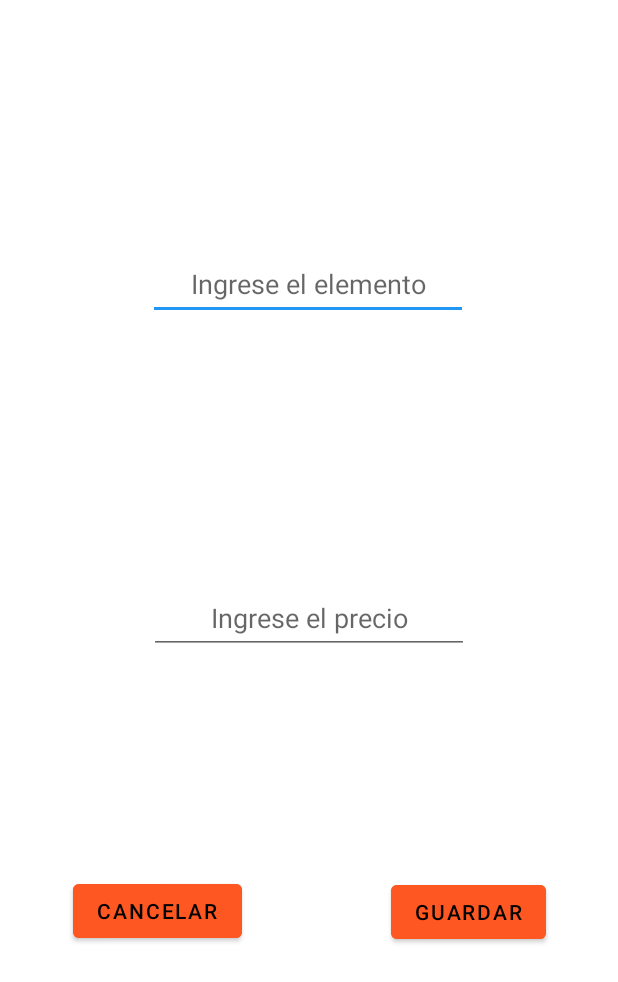
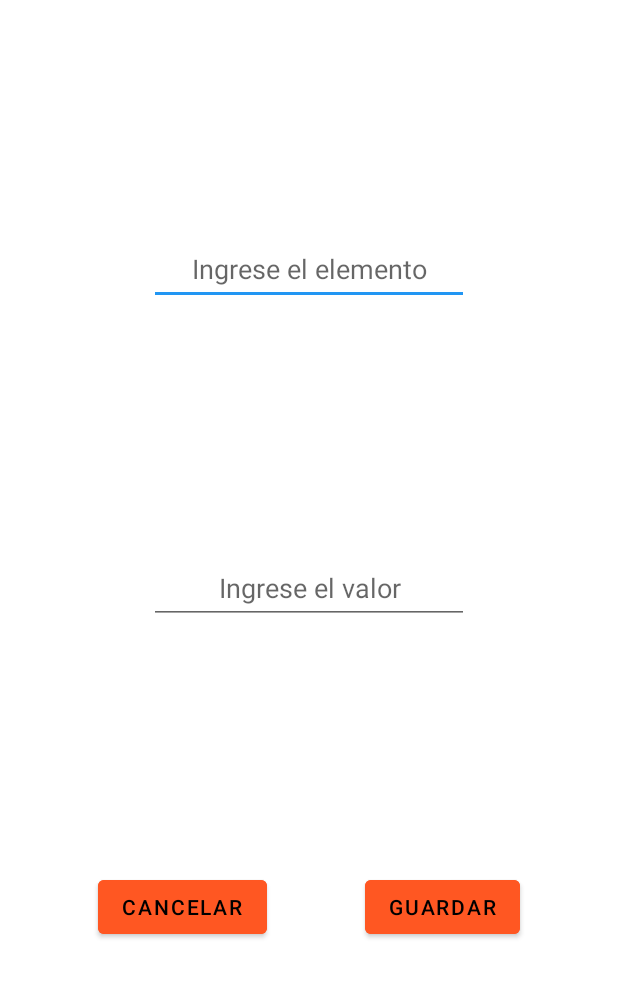
Before and after one commit to JCAvila2/Product-List, an Android app: the agregarElementos screen opened directly, with no data from a screen before it, on a phone screen of 412 x 824 dp. Shown: the top 982 px of the screen. Run offline under Robolectric (Android 15) with nearby library versions, the phone set to English and light mode, and no system bars.

Commit message:
Botones en la pagina de agregar elementos modificados

```diff
--- a/app/src/main/res/layout/agregar_elementos.xml
+++ b/app/src/main/res/layout/agregar_elementos.xml
@@ -11,6 +11,7 @@
         android:id="@+id/elemento_entrada"
         android:layout_width="wrap_content"
         android:layout_height="wrap_content"
+        android:autofillHints=""
         android:ems="10"
         android:gravity="center"
         android:hint="Ingrese el elemento"
@@ -18,35 +19,37 @@
         android:minHeight="48dp"
         app:layout_constraintBottom_toBottomOf="parent"
         app:layout_constraintEnd_toEndOf="parent"
-        app:layout_constraintHorizontal_bias="0.497"
         app:layout_constraintStart_toStartOf="parent"
         app:layout_constraintTop_toTopOf="parent"
-        app:layout_constraintVertical_bias="0.213" />
+        app:layout_constraintVertical_bias="0.19999999"
+        tools:ignore="TextContrastCheck" />
 
     <EditText
         android:id="@+id/precio_entrada"
         android:layout_width="wrap_content"
         android:layout_height="wrap_content"
+        android:autofillHints=""
         android:ems="10"
         android:gravity="center"
-        android:hint="Ingrese el precio"
+        android:hint="Ingrese el valor"
         android:inputType="numberDecimal"
         android:minHeight="48dp"
-        app:layout_constraintBottom_toBottomOf="parent"
+        app:layout_constraintBottom_toTopOf="@+id/button_guardar"
         app:layout_constraintEnd_toEndOf="parent"
         app:layout_constraintStart_toStartOf="parent"
-        app:layout_constraintTop_toTopOf="parent" />
+        app:layout_constraintTop_toBottomOf="@+id/elemento_entrada"
+        tools:ignore="TextContrastCheck" />
 
     <Button
         android:id="@+id/button_guardar"
         android:layout_width="wrap_content"
         android:layout_height="wrap_content"
-        android:layout_marginEnd="48dp"
+        android:backgroundTint="@color/botonAgregar"
         android:text="Guardar"
         android:textColor="@color/colorTexto"
-        android:backgroundTint="@color/botonAgregar"
         app:layout_constraintBottom_toBottomOf="parent"
         app:layout_constraintEnd_toEndOf="parent"
+        app:layout_constraintStart_toEndOf="@+id/button_cancelar"
         app:layout_constraintTop_toBottomOf="@+id/elemento_entrada"
         app:layout_constraintVertical_bias="0.659" />
 
@@ -54,16 +57,16 @@
         android:id="@+id/button_cancelar"
         android:layout_width="wrap_content"
         android:layout_height="wrap_content"
-        android:layout_marginStart="4dp"
+        android:backgroundTint="@color/botonAgregar"
         android:text="Cancelar"
         android:textColor="@color/colorTexto"
-        android:backgroundTint="@color/botonAgregar"
         app:layout_constraintBottom_toBottomOf="parent"
         app:layout_constraintEnd_toStartOf="@+id/button_guardar"
-        app:layout_constraintHorizontal_bias="0.312"
+        app:layout_constraintHorizontal_bias="0.278"
         app:layout_constraintStart_toStartOf="parent"
         app:layout_constraintTop_toBottomOf="@+id/elemento_entrada"
-        app:layout_constraintVertical_bias="0.657" />
+        app:layout_constraintVertical_bias="0.659"
+        tools:ignore="TextContrastCheck" />
 
 
 </androidx.constraintlayout.widget.ConstraintLayout>
```
